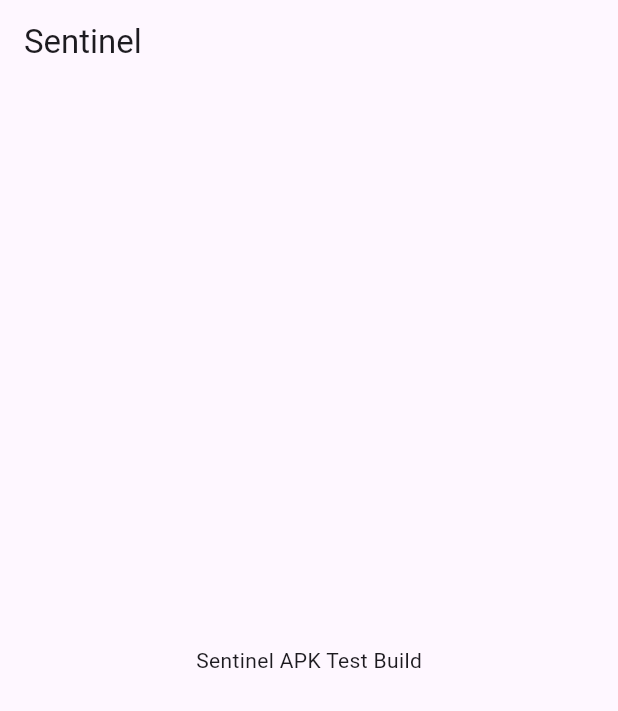
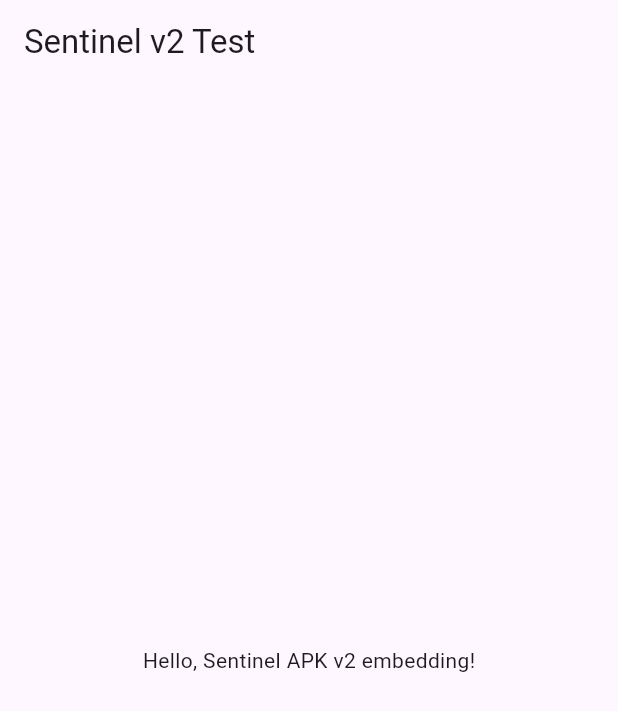
Before and after one commit to qtree01-tech/SentinelAP, a Flutter app: the screen it shows after launch, on a phone screen of 412 x 824 dp. Shown: the top 711 px of the screen. Run offline on Flutter 3.47's test engine with Material 3 defaults, Android fonts, the phone set to English and light mode, and no system bars.

Commit message:
Update main.dart

```diff
--- a/lib/main.dart
+++ b/lib/main.dart
@@ -10,13 +10,13 @@ class SentinelApp extends StatelessWidget {
   @override
   Widget build(BuildContext context) {
     return MaterialApp(
-      title: 'Sentinel',
+      title: 'Sentinel v2',
       home: Scaffold(
         appBar: AppBar(
-          title: const Text('Sentinel'),
+          title: const Text('Sentinel v2 Test'),
         ),
         body: const Center(
-          child: Text('Sentinel APK Test Build'),
+          child: Text('Hello, Sentinel APK v2 embedding!'),
         ),
       ),
     );
```
